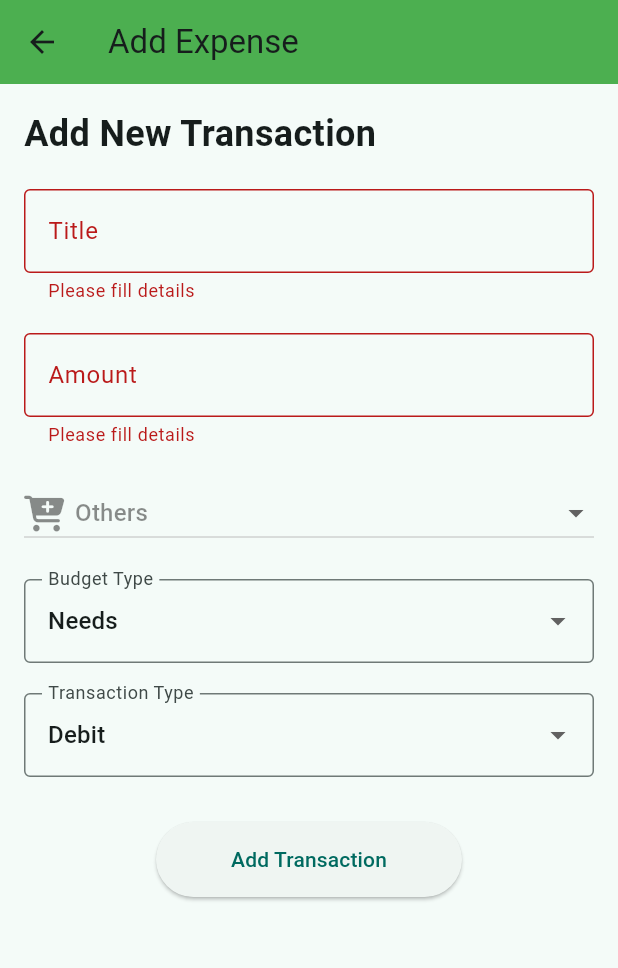
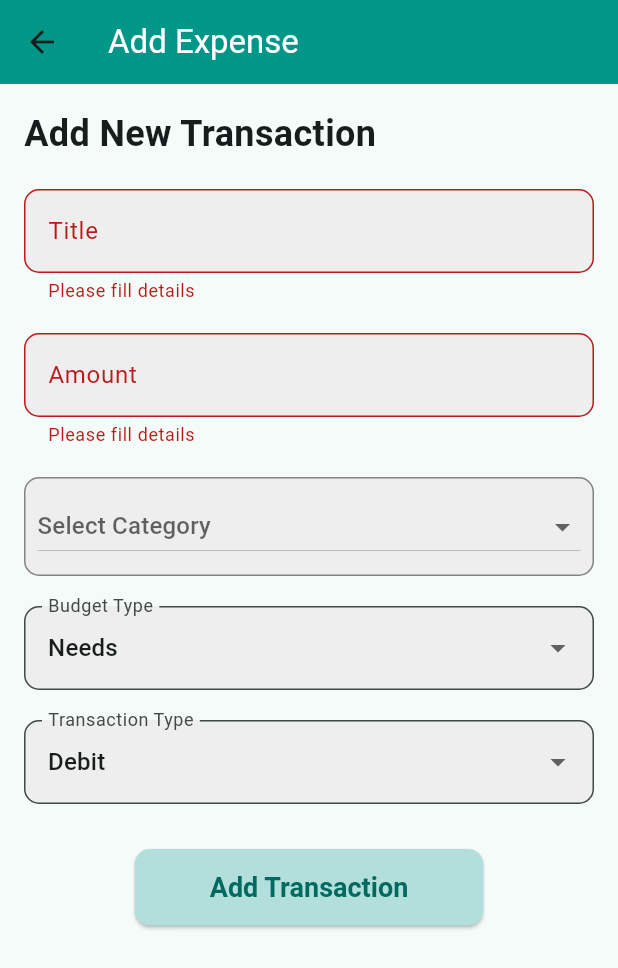
Before and after one commit to Apiz22/FinTrack, a Flutter app: the AddExpPage screen opened directly, after a tap on "Add Transaction", on a phone screen of 412 x 824 dp. Shown: the top 968 px of the screen. Run offline on Flutter 3.47's test engine with Material 3 defaults, Android fonts, the phone set to English and light mode, and no system bars; our stand-ins replace cloud_firestore, firebase_auth, firebase_core, font_awesome_flutter, percent_indicator; accounts and stored records are empty.

Commit message:
func: determine lvl

```diff
--- a/lib/SignIn & SignUp/sign_up.dart
+++ b/lib/SignIn & SignUp/sign_up.dart
@@ -46,7 +46,7 @@ class _SignUpPageState extends State<SignUpPage> {
         "phone": _phoneController.text,
         "totalBadgesObtained": 0,
         "currentRule": "80/20",
-        "ruleStreak": 0,
+        "ruleWinStreak": 0,
       };
 
       try {
--- /dev/null
+++ b/lib/gamification/class/lavel.dart
@@ -0,0 +1,9 @@
+class Level {
+  String lv1 = "Beginner";
+  String lv2 = "Intermediate";
+  String lv3 = "Expert";
+
+  String giveUserLevelBaseOnThePoints() {
+    return lv1;
+  }
+}
--- a/lib/gamification/leaderboard.dart
+++ b/lib/gamification/leaderboard.dart
@@ -122,6 +122,7 @@ class LeaderboardState extends State<Leaderboard> {
                       color = Colors.white;
                   }
                   return Container(
+                    padding: EdgeInsets.all(3),
                     color: color,
                     child: ListTile(
                       leading: Text(
--- a/lib/pages/add_exp_page.dart
+++ b/lib/pages/add_exp_page.dart
@@ -17,8 +17,9 @@ class AddExpPage extends StatefulWidget {
 
 class _AddExpPageState extends State<AddExpPage> {
   var type = "debit";
-  var category = "Others";
+  var category = ""; // Initialize to an empty string
   var budget = "needs";
+  String userLevel = "";
 
   final GlobalKey<FormState> _formKey = GlobalKey<FormState>();
 
@@ -32,6 +33,14 @@ class _AddExpPageState extends State<AddExpPage> {
 
   Future<void> submitForm() async {
     if (_formKey.currentState!.validate()) {
+      // Validate category selection
+      if (appValidator.validateCategory(category) != null) {
+        ScaffoldMessenger.of(context).showSnackBar(
+          SnackBar(content: Text(appValidator.validateCategory(category)!)),
+        );
+        return;
+      }
+
       setState(() {
         isLoader = true;
       });
@@ -43,7 +52,7 @@ class _AddExpPageState extends State<AddExpPage> {
       var id = uid.v4();
       String monthyear = DateFormat("MMM y").format(date);
 
-//retrieve user current income
+      // Retrieve user current income
       final userDoc = await FirebaseFirestore.instance
           .collection("users")
           .doc(user!.uid)
@@ -63,6 +72,7 @@ class _AddExpPageState extends State<AddExpPage> {
       double calSavings = userDoc["cal_savings"].toDouble();
       int currentPts = 0;
 
+//Retrieve user current points
       final pointsDoc = await FirebaseFirestore.instance
           .collection("users")
           .doc(user.uid)
@@ -76,50 +86,63 @@ class _AddExpPageState extends State<AddExpPage> {
       String budgetRule = pointsDoc["budgetRule"].toString();
       double com = 0;
 
-//cal expenses amount
+      DocumentSnapshot userFile = await FirebaseFirestore.instance
+          .collection('users')
+          .doc(user.uid)
+          .get();
+      int winStreak = userFile["ruleWinStreak"] ?? 0;
+
+      // Calculate expenses amount + pts
       if (type == "credit") {
         remainAmount += amount;
         totalCredit += amount;
-      }
-      //Debit
-      else {
+      } else {
         remainAmount -= amount;
         totalDebit += amount;
         if (budget == "needs") {
           expNeeds += amount;
           com = expNeeds + expWants;
-          needspts += points.calculatePoints(
+          needspts = points.calculatePoints(
               budgetRule, amount, expNeeds, calNeeds, income, budget, com);
         } else if (budget == "wants") {
-          expWants += amount;
+          expWants = amount;
           com = expNeeds + expWants;
-
-          wantspts += points.calculatePoints(
+          wantspts = points.calculatePoints(
               budgetRule, amount, expWants, calWants, income, budget, com);
         } else {
           expSavings += amount;
-          savingsspts += points.calculatePoints(
+          savingsspts = points.calculatePoints(
               budgetRule, amount, expSavings, calSavings, income, budget, com);
         }
 
         currentPts = needspts + wantspts + savingsspts;
 
-        if (budgetRule == "50/30/20") {
-          int pointsLimit = 2000;
-          currentPts = (currentPts > pointsLimit) ? pointsLimit : currentPts;
+        if ((currentPts == 1000 && budgetRule == "80/20") ||
+            (currentPts == 2000 && budgetRule == "50/30/20")) {
+          winStreak += 1;
         } else {
-          int pointsLimit = 1000;
-          currentPts = (currentPts > pointsLimit) ? pointsLimit : currentPts;
+          winStreak = 0;
         }
 
-// // Format values to 2 decimal places
-//       remainAmount = double.parse(remainAmount.toStringAsFixed(2));
-//       totalCredit = double.parse(totalCredit.toStringAsFixed(2));
-//       totalDebit = double.parse(totalDebit.toStringAsFixed(2));
-//       expNeeds = double.parse(expNeeds.toStringAsFixed(2));
-//       expWants = double.parse(expWants.toStringAsFixed(2));
-//       expSavings = double.parse(expSavings.toStringAsFixed(2));
+//Set user Level (Begineer, Intermediate , Expert)
+        if (budgetRule == "50/30/20" && currentPts == 2000) {
+          userLevel = "Expert";
+        } else if ((budgetRule == "80/20" && currentPts == 1000) ||
+            (budgetRule == "50/30/20" && currentPts <= 2000)) {
+          userLevel = "Intermediate";
+        } else {
+          userLevel = "Beginner";
+        }
 
+        await FirebaseFirestore.instance
+            .collection('users')
+            .doc(user.uid)
+            .update({
+          "ruleWinStreak": winStreak,
+          "currentLevel": userLevel,
+        });
+
+//Update Income
         await FirebaseFirestore.instance
             .collection("users")
             .doc(user.uid)
@@ -136,7 +159,7 @@ class _AddExpPageState extends State<AddExpPage> {
         });
       }
 
-      //  update points
+      // Update points
       await FirebaseFirestore.instance
           .collection("users")
           .doc(user.uid)
@@ -149,7 +172,7 @@ class _AddExpPageState extends State<AddExpPage> {
         "CurrentPoints": currentPts,
       });
 
-//save into transaction history
+      // Save into transaction history
       var data = {
         "id": id,
         "title": titleEditController.text,
@@ -184,8 +207,11 @@ class _AddExpPageState extends State<AddExpPage> {
   Widget build(BuildContext context) {
     return Scaffold(
       appBar: AppBar(
-        title: const Text("Add Expense"),
-        backgroundColor: Colors.green,
+        title: const Text(
+          "Add Expense",
+          style: TextStyle(color: Colors.white),
+        ),
+        backgroundColor: Colors.teal,
       ),
       body: SingleChildScrollView(
         padding: const EdgeInsets.all(16.0),
@@ -203,10 +229,14 @@ class _AddExpPageState extends State<AddExpPage> {
                 controller: titleEditController,
                 autovalidateMode: AutovalidateMode.onUserInteraction,
                 validator: appValidator.isEmptyCheck,
-                decoration: const InputDecoration(
+                decoration: InputDecoration(
                   labelText: "Title",
-                  border: OutlineInputBorder(),
+                  border: OutlineInputBorder(
+                    borderRadius: BorderRadius.circular(10.0),
+                  ),
                   hintText: "Enter transaction title",
+                  filled: true,
+                  fillColor: Colors.grey[200],
                 ),
               ),
               const SizedBox(height: 20),
@@ -215,10 +245,14 @@ class _AddExpPageState extends State<AddExpPage> {
                 autovalidateMode: AutovalidateMode.onUserInteraction,
                 validator: appValidator.isEmptyCheck,
                 keyboardType: TextInputType.number,
-                decoration: const InputDecoration(
+                decoration: InputDecoration(
                   labelText: "Amount",
-                  border: OutlineInputBorder(),
+                  border: OutlineInputBorder(
+                    borderRadius: BorderRadius.circular(10.0),
+                  ),
                   hintText: "Enter transaction amount",
+                  filled: true,
+                  fillColor: Colors.grey[200],
                 ),
               ),
               const SizedBox(height: 20),
@@ -258,9 +292,13 @@ class _AddExpPageState extends State<AddExpPage> {
                     );
                   }
                 },
-                decoration: const InputDecoration(
+                decoration: InputDecoration(
                   labelText: "Budget Type",
-                  border: OutlineInputBorder(),
+                  border: OutlineInputBorder(
+                    borderRadius: BorderRadius.circular(10.0),
+                  ),
+                  filled: true,
+                  fillColor: Colors.grey[200],
                 ),
               ),
               const SizedBox(height: 20),
@@ -285,9 +323,13 @@ class _AddExpPageState extends State<AddExpPage> {
                     );
                   }
                 },
-                decoration: const InputDecoration(
+                decoration: InputDecoration(
                   labelText: "Transaction Type",
-                  border: OutlineInputBorder(),
+                  border: OutlineInputBorder(
+                    borderRadius: BorderRadius.circular(10.0),
+                  ),
+                  filled: true,
+                  fillColor: Colors.grey[200],
                 ),
               ),
               const SizedBox(height: 30),
@@ -296,12 +338,19 @@ class _AddExpPageState extends State<AddExpPage> {
                   onPressed: () {
                     if (!isLoader) {
                       submitForm();
-                      // calculatePoint();
                     }
                   },
                   style: ElevatedButton.styleFrom(
                     padding: const EdgeInsets.symmetric(
                         horizontal: 50, vertical: 15),
+                    backgroundColor: Colors.teal.shade100,
+                    textStyle: const TextStyle(
+                      fontSize: 18,
+                      fontWeight: FontWeight.bold,
+                    ),
+                    shape: RoundedRectangleBorder(
+                      borderRadius: BorderRadius.circular(10.0),
+                    ),
                   ),
                   child: isLoader
                       ? const CircularProgressIndicator(
--- a/lib/utils/appvalidator.dart
+++ b/lib/utils/appvalidator.dart
@@ -1,5 +1,5 @@
 class AppValidator {
-  //validate username
+  // Validate username
   String? validateUserName(String? value) {
     if (value == null || value.isEmpty) {
       return "Please enter a username";
@@ -7,7 +7,7 @@ class AppValidator {
     return null;
   }
 
-  //validate email
+  // Validate email
   String? validateEmail(String? value) {
     if (value == null || value.isEmpty) {
       return "Please enter an email";
@@ -38,7 +38,7 @@ class AppValidator {
     return null;
   }
 
-  //validate password
+  // Validate password
   String? validatePassword(String? value) {
     if (value == null || value.isEmpty) {
       return "Please enter a password";
@@ -46,7 +46,7 @@ class AppValidator {
     return null;
   }
 
-  //validate password
+  // Validate reconfirm password
   String? validateReconfirmPassword(String? value) {
     if (value == null || value.isEmpty) {
       return "Please reconfirm password";
@@ -54,11 +54,19 @@ class AppValidator {
     return null;
   }
 
-//validate checkbox empty
+  // Validate checkbox empty
   String? isEmptyCheck(value) {
     if (value!.isEmpty) {
       return "Please fill details";
     }
     return null;
   }
+
+  // Validate category selection
+  String? validateCategory(String? value) {
+    if (value == null || value.isEmpty) {
+      return "Please select a category";
+    }
+    return null;
+  }
 }
--- a/lib/widgets/category_dropdown.dart
+++ b/lib/widgets/category_dropdown.dart
@@ -1,18 +1,31 @@
 import 'package:flutter/material.dart';
-
 import '../utils/icons.dart';
 
-class CategoryDropDown extends StatelessWidget {
+class CategoryDropDown extends StatefulWidget {
   CategoryDropDown({super.key, this.cattype, required this.onChanged});
 
   final String? cattype;
   final ValueChanged<String?> onChanged;
+
+  @override
+  State<CategoryDropDown> createState() => _CategoryDropDownState();
+}
+
+class _CategoryDropDownState extends State<CategoryDropDown> {
   var appIcons = AppIcons();
 
   @override
   Widget build(BuildContext context) {
-    return DropdownButton<String>(
-        value: cattype,
+    return Container(
+      decoration: BoxDecoration(
+        color: Colors.grey[200],
+        border: Border.all(color: Colors.black45),
+        borderRadius: BorderRadius.circular(10),
+      ),
+      child: Padding(
+        padding: const EdgeInsets.all(8.0),
+        child: DropdownButton<String>(
+          value: widget.cattype!.isEmpty ? null : widget.cattype,
           isExpanded: true,
           hint: const Text("Select Category"),
           items: appIcons.homeExpensesCategories
@@ -32,8 +45,12 @@ class CategoryDropDown extends StatelessWidget {
                           style: const TextStyle(color: Colors.black45),
                         ),
                       ],
-                )))
+                    ),
+                  ))
               .toList(),
-        onChanged: onChanged);
+          onChanged: widget.onChanged,
+        ),
+      ),
+    );
   }
 }
--- a/lib/widgets/tabbar_view.dart
+++ b/lib/widgets/tabbar_view.dart
@@ -24,7 +24,7 @@ class TypeTabBar extends StatelessWidget {
             ),
           ]),
           SizedBox(
-            height: 500,
+            height: 400,
             child: TabBarView(children: [
               TransactionList(
                 category: category,
```
Also changed, not shown: lib/gamification/points.dart (+30 -33 lines), lib/pages/home_screen.dart (+23 -15 lines), lib/pages/rank_page.dart (+19 -8 lines), lib/pages/user_page.dart (+32 -27 lines), lib/service/database.dart (+13 -0 lines), lib/widgets/budget/budget_card.dart (+5 -3 lines), lib/widgets/debt_reminder.dart (added, +10 -0 lines), lib/widgets/note.dart (+7 -1 lines), lib/widgets/budget/expenses.dart (added). Lines whose indentation alone changed are shown as unchanged.
